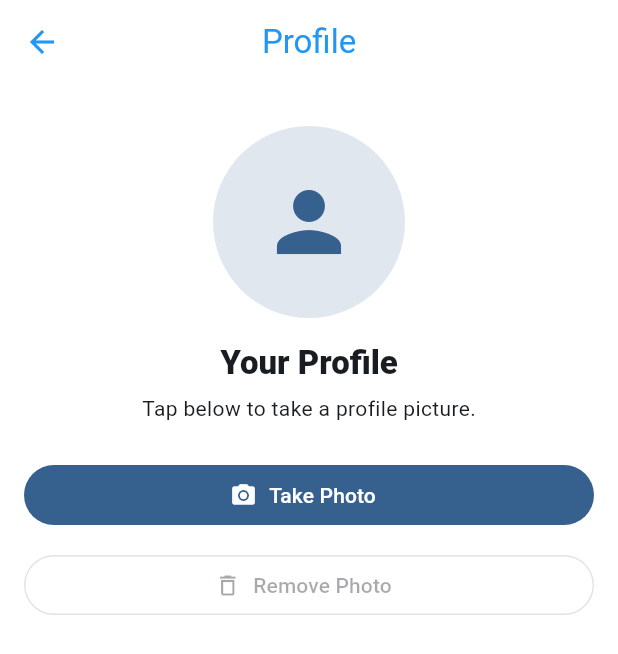
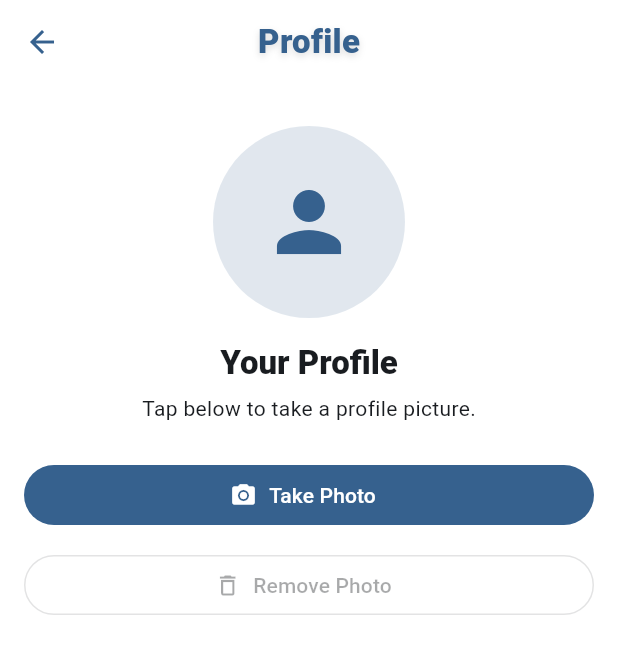
Before and after one commit to KieronGrixti/cpd_home_kierongrixti, a Flutter app: the screen it shows after launch, after a tap on the "person" icon, on a phone screen of 412 x 824 dp. Shown: the top 654 px of the screen. Run offline on Flutter 3.47's test engine with Material 3 defaults, Android fonts, the phone set to English and light mode, and no system bars; our stand-ins replace flutter_local_notifications, image_picker, shared_preferences.

Commit message:
Refine design of the UI and implemented cart icon navigation

```diff
--- a/lib/main.dart
+++ b/lib/main.dart
@@ -3,8 +3,8 @@ import 'package:provider/provider.dart';
 
 import 'providers/cart_provider.dart';
 import 'screens/cart_screen.dart';
+import 'screens/profile_screen.dart';
 import 'screens/store_screen.dart';
-
 import 'services/notification_service.dart';
 
 Future<void> main() async {
@@ -13,7 +13,11 @@ Future<void> main() async {
 
   runApp(
     ChangeNotifierProvider(
-      create: (_) => CartProvider(),
+      create: (_) {
+        final cart = CartProvider();
+        cart.loadCart();
+        return cart;
+      },
       child: const MyApp(),
     ),
   );
@@ -22,22 +26,38 @@ Future<void> main() async {
 class MyApp extends StatelessWidget {
   const MyApp({super.key});
 
+  static const _titleStyle = TextStyle(
+    fontWeight: FontWeight.w900,
+    letterSpacing: 0.2,
+    shadows: [
+      Shadow(
+        blurRadius: 6,
+        offset: Offset(0, 2),
+        color: Color(0x22000000),
+      ),
+    ],
+  );
+
   @override
   Widget build(BuildContext context) {
+    final cs = ColorScheme.fromSeed(seedColor: Colors.blue);
+
     return MaterialApp(
       title: 'Video Game Store',
       debugShowCheckedModeBanner: false,
       theme: ThemeData(
         useMaterial3: true,
-        colorScheme: ColorScheme.fromSeed(
-          seedColor: Colors.blue,
-          brightness: Brightness.light,
-        ),
+        colorScheme: cs,
         scaffoldBackgroundColor: Colors.white,
-        appBarTheme: const AppBarTheme(
+        appBarTheme: AppBarTheme(
           backgroundColor: Colors.white,
-          foregroundColor: Colors.blue,
+          foregroundColor: cs.primary,
           centerTitle: true,
+          elevation: 0,
+          titleTextStyle: _titleStyle.copyWith(
+            fontSize: 22,
+            color: cs.primary,
+          ),
         ),
       ),
       home: const HomeShell(),
@@ -63,8 +83,62 @@ class _HomeShellState extends State<HomeShell> {
   @override
   Widget build(BuildContext context) {
     final cs = Theme.of(context).colorScheme;
+    final cartCount = context.watch<CartProvider>().items.length;
 
     return Scaffold(
+      appBar: AppBar(
+        title: Text(_index == 0 ? 'Game Store' : 'Cart'),
+        actions: _index == 0
+            ? [
+                IconButton(
+                  tooltip: 'Profile',
+                  icon: const Icon(Icons.person),
+                  onPressed: () {
+                    Navigator.of(context).push(
+                      MaterialPageRoute(builder: (_) => const ProfileScreen()),
+                    );
+                  },
+                ),
+                Padding(
+                  padding: const EdgeInsets.only(right: 8),
+                  child: Stack(
+                    alignment: Alignment.center,
+                    children: [
+                      IconButton(
+                        tooltip: 'Open cart',
+                        icon: const Icon(Icons.shopping_cart_outlined),
+                        onPressed: () => setState(() => _index = 1),
+                      ),
+                      if (cartCount > 0)
+                        Positioned(
+                          right: 6,
+                          top: 6,
+                          child: Container(
+                            padding: const EdgeInsets.symmetric(
+                              horizontal: 6,
+                              vertical: 2,
+                            ),
+                            decoration: BoxDecoration(
+                              color: cs.primary,
+                              borderRadius: BorderRadius.circular(999),
+                              border: Border.all(color: Colors.white, width: 2),
+                            ),
+                            child: Text(
+                              '$cartCount',
+                              style: const TextStyle(
+                                color: Colors.white,
+                                fontWeight: FontWeight.w900,
+                                fontSize: 11,
+                              ),
+                            ),
+                          ),
+                        ),
+                    ],
+                  ),
+                ),
+              ]
+            : [],
+      ),
       body: _screens[_index],
       bottomNavigationBar: NavigationBar(
         backgroundColor: Colors.white,
--- a/lib/providers/cart_provider.dart
+++ b/lib/providers/cart_provider.dart
@@ -1,4 +1,7 @@
 import 'package:flutter/foundation.dart';
+import 'package:shared_preferences/shared_preferences.dart';
+
+import '../data/games_data.dart';
 import '../models/game.dart';
 
 class CartProvider extends ChangeNotifier {
@@ -8,18 +11,42 @@ class CartProvider extends ChangeNotifier {
 
   double get totalPrice => _items.fold(0.0, (sum, g) => sum + g.price);
 
-  void add(Game game) {
-    _items.add(game);
+  static const _cartKey = 'cart_game_ids';
+
+  Future<void> loadCart() async {
+    final prefs = await SharedPreferences.getInstance();
+    final ids = prefs.getStringList(_cartKey) ?? [];
+
+    _items
+      ..clear()
+      ..addAll(
+        ids.map((id) => GamesData.byId[id]).whereType<Game>(),
+      );
+
     notifyListeners();
   }
 
-  void remove(Game game) {
-    _items.remove(game);
+  Future<void> _saveCart() async {
+    final prefs = await SharedPreferences.getInstance();
+    final ids = _items.map((g) => g.id).toList();
+    await prefs.setStringList(_cartKey, ids);
+  }
+
+  Future<void> add(Game game) async {
+    _items.add(game);
+    await _saveCart();
     notifyListeners();
   }
 
-  void clear() {
+  Future<void> remove(Game game) async {
+    _items.remove(game);
+    await _saveCart();
+    notifyListeners();
+  }
+
+  Future<void> clear() async {
     _items.clear();
+    await _saveCart();
     notifyListeners();
   }
 }
--- a/lib/screens/profile_screen.dart
+++ b/lib/screens/profile_screen.dart
@@ -2,8 +2,7 @@ import 'dart:io';
 
 import 'package:flutter/material.dart';
 import 'package:image_picker/image_picker.dart';
-import 'package:path/path.dart' as p;
-import 'package:path_provider/path_provider.dart';
+import 'package:shared_preferences/shared_preferences.dart';
 
 class ProfileScreen extends StatefulWidget {
   const ProfileScreen({super.key});
@@ -16,7 +15,7 @@ class _ProfileScreenState extends State<ProfileScreen> {
   final ImagePicker _picker = ImagePicker();
   File? _profileImage;
 
-  static const _fileName = 'profile.jpg';
+  static const _profileKey = 'profile_image_path';
 
   @override
   void initState() {
@@ -25,26 +24,31 @@ class _ProfileScreenState extends State<ProfileScreen> {
   }
 
   Future<void> _loadSavedImage() async {
-    final dir = await getApplicationDocumentsDirectory();
-    final file = File(p.join(dir.path, _fileName));
+    final prefs = await SharedPreferences.getInstance();
+    final path = prefs.getString(_profileKey);
+
+    if (path == null) return;
+
+    final file = File(path);
     if (await file.exists()) {
       setState(() => _profileImage = file);
     }
   }
 
   Future<void> _takePhoto() async {
+    try {
       final picked = await _picker.pickImage(
         source: ImageSource.camera,
         imageQuality: 80,
-      maxWidth: 800,
+        maxWidth: 900,
       );
 
       if (picked == null) return;
 
-    final dir = await getApplicationDocumentsDirectory();
-    final savedPath = p.join(dir.path, _fileName);
+      final savedFile = File(picked.path);
 
-    final savedFile = await File(picked.path).copy(savedPath);
+      final prefs = await SharedPreferences.getInstance();
+      await prefs.setString(_profileKey, savedFile.path);
 
       setState(() => _profileImage = savedFile);
 
@@ -52,14 +56,18 @@ class _ProfileScreenState extends State<ProfileScreen> {
       ScaffoldMessenger.of(context).showSnackBar(
         const SnackBar(content: Text('Profile photo updated')),
       );
+    } catch (e) {
+      if (!mounted) return;
+      ScaffoldMessenger.of(context).showSnackBar(
+        SnackBar(content: Text('Camera failed: $e')),
+      );
+    }
   }
 
   Future<void> _removePhoto() async {
-    final dir = await getApplicationDocumentsDirectory();
-    final file = File(p.join(dir.path, _fileName));
-    if (await file.exists()) {
-      await file.delete();
-    }
+    final prefs = await SharedPreferences.getInstance();
+    await prefs.remove(_profileKey);
+
     setState(() => _profileImage = null);
 
     if (!mounted) return;
@@ -82,7 +90,8 @@ class _ProfileScreenState extends State<ProfileScreen> {
             CircleAvatar(
               radius: 64,
               backgroundColor: cs.primary.withOpacity(0.15),
-              backgroundImage: _profileImage != null ? FileImage(_profileImage!) : null,
+              backgroundImage:
+                  _profileImage != null ? FileImage(_profileImage!) : null,
               child: _profileImage == null
                   ? Icon(Icons.person, size: 64, color: cs.primary)
                   : null,
--- a/lib/screens/store_screen.dart
+++ b/lib/screens/store_screen.dart
@@ -3,8 +3,6 @@ import 'package:provider/provider.dart';
 
 import '../models/game.dart';
 import '../providers/cart_provider.dart';
-
-import 'profile_screen.dart';
 import '../services/notification_service.dart';
 
 class StoreScreen extends StatelessWidget {
@@ -39,33 +37,7 @@ class StoreScreen extends StatelessWidget {
 
   @override
   Widget build(BuildContext context) {
-    final cart = context.watch<CartProvider>();
-
-    return Scaffold(
-      appBar: AppBar(
-        title: const Text('Game Store'),
-        actions: [
-          IconButton(
-            tooltip: 'Profile',
-            icon: const Icon(Icons.person),
-            onPressed: () {
-              Navigator.of(context).push(
-                MaterialPageRoute(builder: (_) => const ProfileScreen()),
-              );
-            },
-          ),
-          Padding(
-            padding: const EdgeInsets.only(right: 12),
-            child: Center(
-              child: Text(
-                'Cart: ${cart.items.length}',
-                style: const TextStyle(fontWeight: FontWeight.w700),
-              ),
-            ),
-          ),
-        ],
-      ),
-      body: Padding(
+    return Padding(
       padding: const EdgeInsets.all(12),
       child: GridView.builder(
         itemCount: games.length,
@@ -73,10 +45,9 @@ class StoreScreen extends StatelessWidget {
           crossAxisCount: 2,
           crossAxisSpacing: 12,
           mainAxisSpacing: 12,
-            childAspectRatio: 0.75, // uniform card size
+          childAspectRatio: 0.75,
         ),
         itemBuilder: (context, index) => _GameCard(game: games[index]),
-        ),
       ),
     );
   }
@@ -93,29 +64,29 @@ class _GameCard extends StatelessWidget {
 
     return Card(
       elevation: 2,
-      color: const Color(0xFFF7FAFF), // very light blue-ish white
+      color: const Color(0xFFF7FAFF),
       clipBehavior: Clip.antiAlias,
       shape: RoundedRectangleBorder(borderRadius: BorderRadius.circular(16)),
       child: Column(
         crossAxisAlignment: CrossAxisAlignment.stretch,
         children: [
-          // FIXED image area using AspectRatio (consistent look)
           AspectRatio(
-            aspectRatio: 16 / 10, // fixed image height relative to card width
+            aspectRatio: 16 / 10,
             child: Stack(
               children: [
                 Positioned.fill(
                   child: Image.asset(
                     game.imageAsset,
                     fit: BoxFit.cover,
+                    semanticLabel: '${game.title} cover image',
                   ),
                 ),
-                // price badge
                 Positioned(
                   top: 10,
                   left: 10,
                   child: Container(
-                    padding: const EdgeInsets.symmetric(horizontal: 10, vertical: 6),
+                    padding:
+                        const EdgeInsets.symmetric(horizontal: 10, vertical: 6),
                     decoration: BoxDecoration(
                       color: cs.primary.withOpacity(0.9),
                       borderRadius: BorderRadius.circular(999),
@@ -133,12 +104,10 @@ class _GameCard extends StatelessWidget {
               ],
             ),
           ),
-
-          // Title area (fixed height so cards stay equal)
           Padding(
             padding: const EdgeInsets.fromLTRB(12, 10, 12, 8),
             child: SizedBox(
-              height: 42, // keeps layout consistent
+              height: 42,
               child: Center(
                 child: Text(
                   game.title,
@@ -146,17 +115,14 @@ class _GameCard extends StatelessWidget {
                   textAlign: TextAlign.center,
                   overflow: TextOverflow.ellipsis,
                   style: const TextStyle(
-                    fontWeight: FontWeight.w800,
+                    fontWeight: FontWeight.w900,
                     fontSize: 14,
                   ),
                 ),
               ),
             ),
           ),
-
-          const Spacer(), // pushes button to bottom
-
-          // Button pinned at bottom
+          const Spacer(),
           Padding(
             padding: const EdgeInsets.fromLTRB(12, 0, 12, 12),
             child: SizedBox(
@@ -176,7 +142,7 @@ class _GameCard extends StatelessWidget {
                 ),
                 child: const Text(
                   'Add',
-                  style: TextStyle(fontWeight: FontWeight.w800),
+                  style: TextStyle(fontWeight: FontWeight.w900),
                 ),
               ),
             ),
--- a/pubspec.yaml
+++ b/pubspec.yaml
@@ -15,9 +15,7 @@ dependencies:
   path: ^1.9.0
   flutter_local_notifications: ^17.2.2
   timezone: ^0.9.4
-
-
-
+  shared_preferences: ^2.2.2
 
 dev_dependencies:
   flutter_test:
```
Also changed, not shown: lib/data/games_data.dart (added, +34 -0 lines), lib/screens/cart_screen.dart (+21 -13 lines), pubspec.lock, 1 other file. Lines whose indentation alone changed are shown as unchanged.
